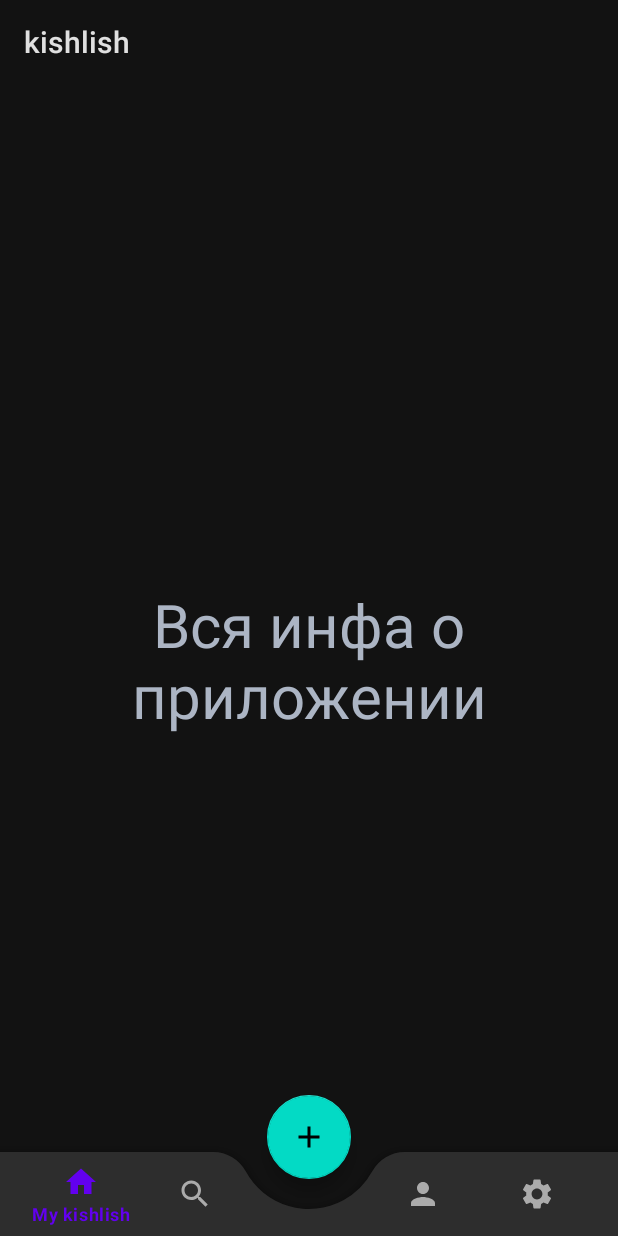
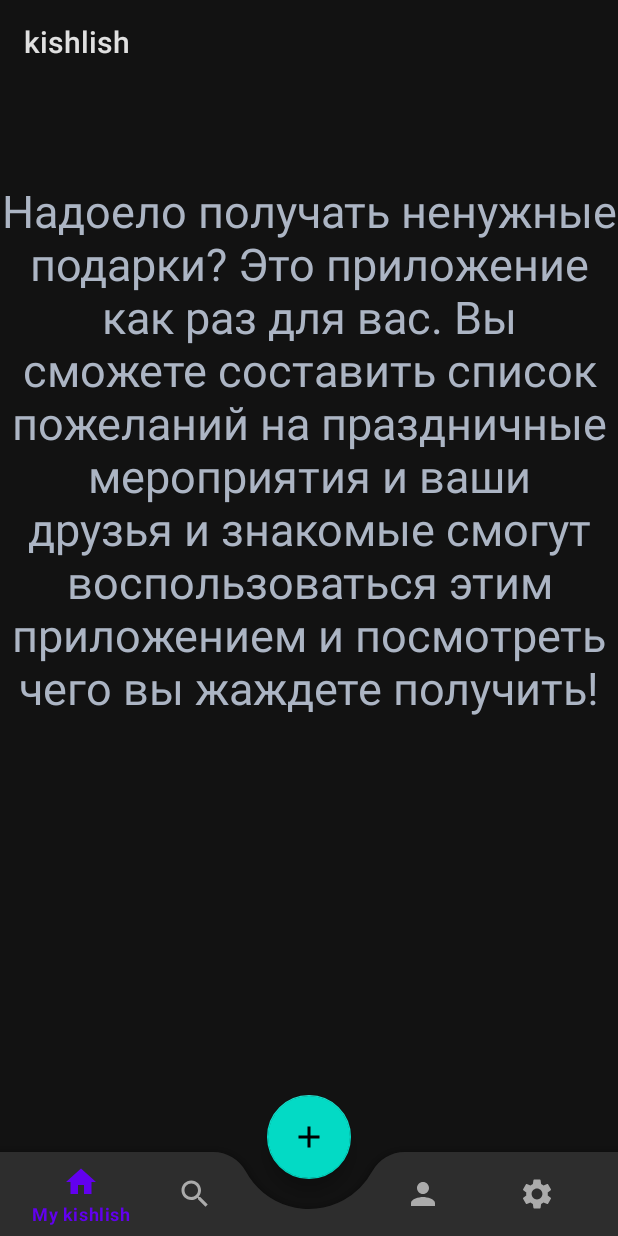
Before and after one commit to DreemWorld/coursework, an Android app: the screen it shows after launch once a user with an empty profile is signed in (MainActivity), on a phone screen of 412 x 824 dp. Run offline under Robolectric (Android 15) with nearby library versions, the phone set to English and light mode, and no system bars; our stand-ins replace Firebase (no records; nobody signed in at launch, a user with empty details on screens opened directly), Picasso.

Commit message:
Colors3_1

```diff
--- a/kishlish/app/src/main/res/layout/fragment_add_new_kishlish.xml
+++ b/kishlish/app/src/main/res/layout/fragment_add_new_kishlish.xml
@@ -58,8 +58,8 @@
 
     <android.widget.Button
         android:id="@+id/add_kish_btn"
-        android:layout_width="wrap_content"
-        android:layout_height="wrap_content"
+        android:layout_width="125dp"
+        android:layout_height="44dp"
         android:layout_marginTop="40dp"
         android:text="@string/add_kishlish"
         android:background="@drawable/button"
--- a/kishlish/app/src/main/res/layout/fragment_info.xml
+++ b/kishlish/app/src/main/res/layout/fragment_info.xml
@@ -7,11 +7,11 @@
 
     <!-- TODO: Update blank fragment layout -->
     <TextView
-        android:layout_width="match_parent"
-        android:layout_height="match_parent"
+        android:layout_width="wrap_content"
+        android:layout_height="wrap_content"
+        android:layout_marginTop="64sp"
         android:gravity="center"
+        android:text="Надоело получать ненужные подарки? Это приложение как раз для вас. Вы сможете составить список пожеланий на праздничные мероприятия и ваши друзья и знакомые смогут воспользоваться этим приложением и посмотреть чего вы жаждете получить!"
         android:textColor="@color/label_white"
-        android:text="Вся инфа о приложении"
-        android:textSize="40dp" />
-
+        android:textSize="30dp" />
 </FrameLayout>
--- a/kishlish/app/src/main/res/values/strings.xml
+++ b/kishlish/app/src/main/res/values/strings.xml
@@ -7,5 +7,5 @@
     <string name="profile_menu_name_change">Изменить имя</string>
     <string name="profile_menu_exit">Выход из аккаунта</string>
     <string name="my_friends">Знакомые</string>
-    <string name="add_kishlish">Add kishlish</string>
+    <string name="add_kishlish">Add item to kishlish</string>
 </resources>
```
